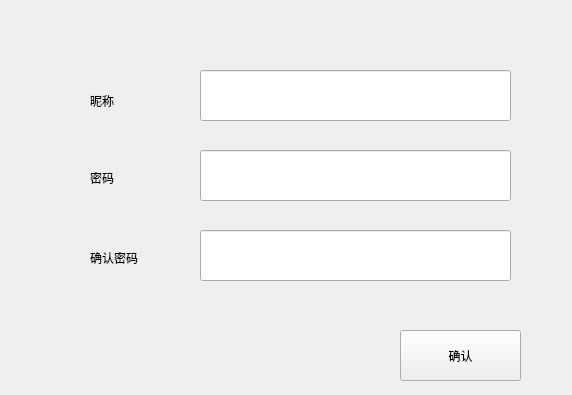
hellightning/QTencentClient, file registerform.ui: the form before one commit.
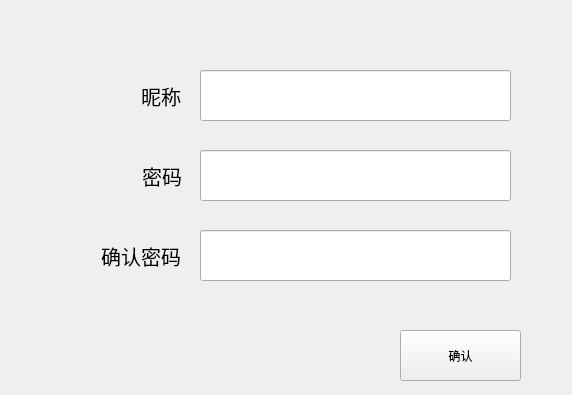
The form after the commit.

Diff of the .ui file:
```diff
--- a/registerform.ui
+++ b/registerform.ui
@@ -16,15 +16,23 @@
   <widget class="QLabel" name="label">
    <property name="geometry">
     <rect>
-     <x>90</x>
-     <y>90</y>
+     <x>100</x>
+     <y>80</y>
      <width>81</width>
-     <height>21</height>
+     <height>31</height>
     </rect>
    </property>
+   <property name="font">
+    <font>
+     <pointsize>15</pointsize>
+    </font>
+   </property>
    <property name="text">
     <string>昵称</string>
    </property>
+   <property name="alignment">
+    <set>Qt::AlignRight|Qt::AlignTrailing|Qt::AlignVCenter</set>
+   </property>
   </widget>
   <widget class="QPushButton" name="confirmPushButton">
    <property name="geometry">
@@ -42,15 +50,23 @@
   <widget class="QLabel" name="label_2">
    <property name="geometry">
     <rect>
-     <x>90</x>
-     <y>170</y>
+     <x>110</x>
+     <y>160</y>
      <width>72</width>
-     <height>15</height>
+     <height>31</height>
     </rect>
    </property>
+   <property name="font">
+    <font>
+     <pointsize>15</pointsize>
+    </font>
+   </property>
    <property name="text">
     <string>密码</string>
    </property>
+   <property name="alignment">
+    <set>Qt::AlignRight|Qt::AlignTrailing|Qt::AlignVCenter</set>
+   </property>
   </widget>
   <widget class="QLineEdit" name="nickNameTextEdit">
    <property name="geometry">
@@ -85,15 +101,23 @@
   <widget class="QLabel" name="label_3">
    <property name="geometry">
     <rect>
-     <x>90</x>
-     <y>250</y>
-     <width>72</width>
-     <height>15</height>
+     <x>80</x>
+     <y>240</y>
+     <width>101</width>
+     <height>31</height>
     </rect>
    </property>
+   <property name="font">
+    <font>
+     <pointsize>15</pointsize>
+    </font>
+   </property>
    <property name="text">
     <string>确认密码</string>
    </property>
+   <property name="alignment">
+    <set>Qt::AlignRight|Qt::AlignTrailing|Qt::AlignVCenter</set>
+   </property>
   </widget>
  </widget>
  <resources/>
```
